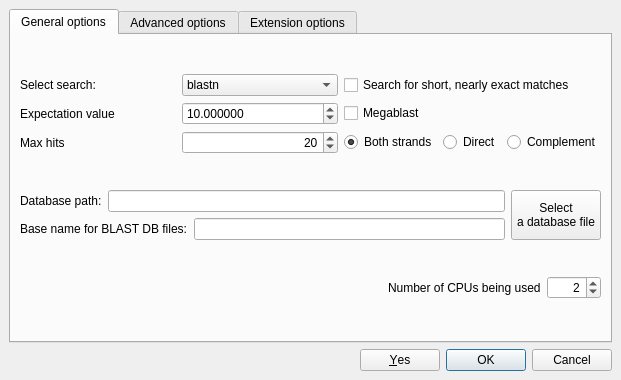
Before: the Qt Designer form src/plugins/external_tool_support/src/ui/BlastAllSupportDialog.ui in violethaze74/ugene, drawn with Qt 5.
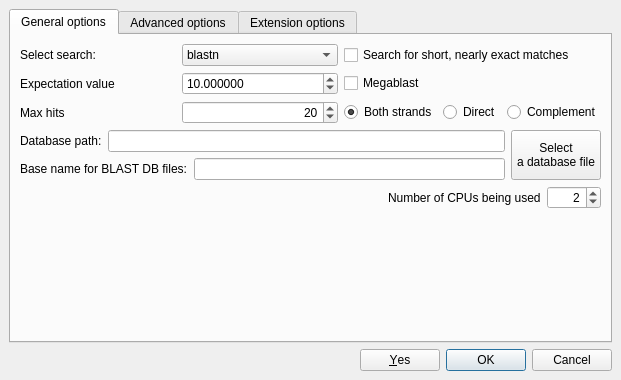
After: the same form once the commit is applied. The open tabs and pages were chosen to show the change.

Commit message: UGENE-3210 -A broken layout of the "Request to Local BLAST Database" dialog on mac

```diff
--- a/src/plugins/external_tool_support/src/ui/BlastAllSupportDialog.ui
+++ b/src/plugins/external_tool_support/src/ui/BlastAllSupportDialog.ui
@@ -41,6 +41,9 @@
    <bool>false</bool>
   </property>
   <layout class="QVBoxLayout" name="verticalLayout_2">
+   <property name="sizeConstraint">
+    <enum>QLayout::SetMinAndMaxSize</enum>
+   </property>
    <item>
     <widget class="QTabWidget" name="optionsTab">
      <property name="currentIndex">
@@ -57,6 +60,9 @@
        <string>General options</string>
       </attribute>
       <layout class="QVBoxLayout" name="verticalLayout_3">
+       <property name="sizeConstraint">
+        <enum>QLayout::SetMinAndMaxSize</enum>
+       </property>
        <item>
         <layout class="QGridLayout" name="gridLayout_2">
          <item row="0" column="0">
```
Left out of the diff: 8 changed lines with no effect on the pictures.
